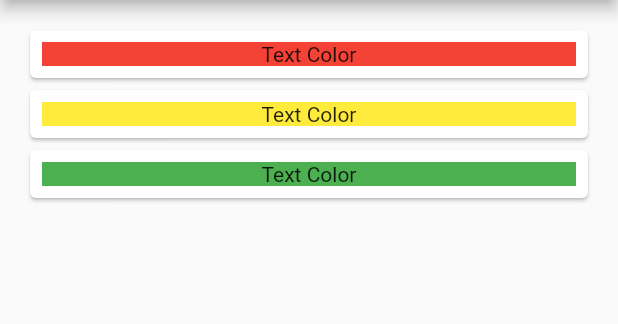
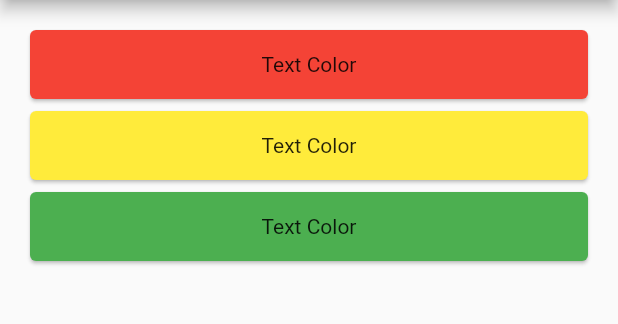
Before and after one commit to dzakaeryan20/FlutterRefresh, a Flutter app: the screen it shows after launch, on a phone screen of 412 x 824 dp, the part 84-408 px from its top. Run offline on Flutter 3.47's test engine with Material 2 defaults, Android fonts, the phone set to English and light mode, and no system bars.

Commit message:
fix style padding

```diff
--- a/lib/main.dart
+++ b/lib/main.dart
@@ -79,10 +79,11 @@ class _HomePageState extends State<HomePage> {
 
   Widget _buildWidgetItemListData(User user, BuildContext context) {
     return Card(
+      color: user.color,
       child: Padding(
-        padding: const EdgeInsets.all(8.0),
+          padding: const EdgeInsets.all(15.0),
           child: Container(
-          color: user.color,
+            //color: user.color,
             child: Column(
               crossAxisAlignment: CrossAxisAlignment.start,
               children: [
@@ -92,8 +93,8 @@ class _HomePageState extends State<HomePage> {
                 )
               ],
             ),
-        ),
-      ),
+          )
+      )
     );
   }
 
```
Lines whose indentation alone changed are shown as unchanged.
